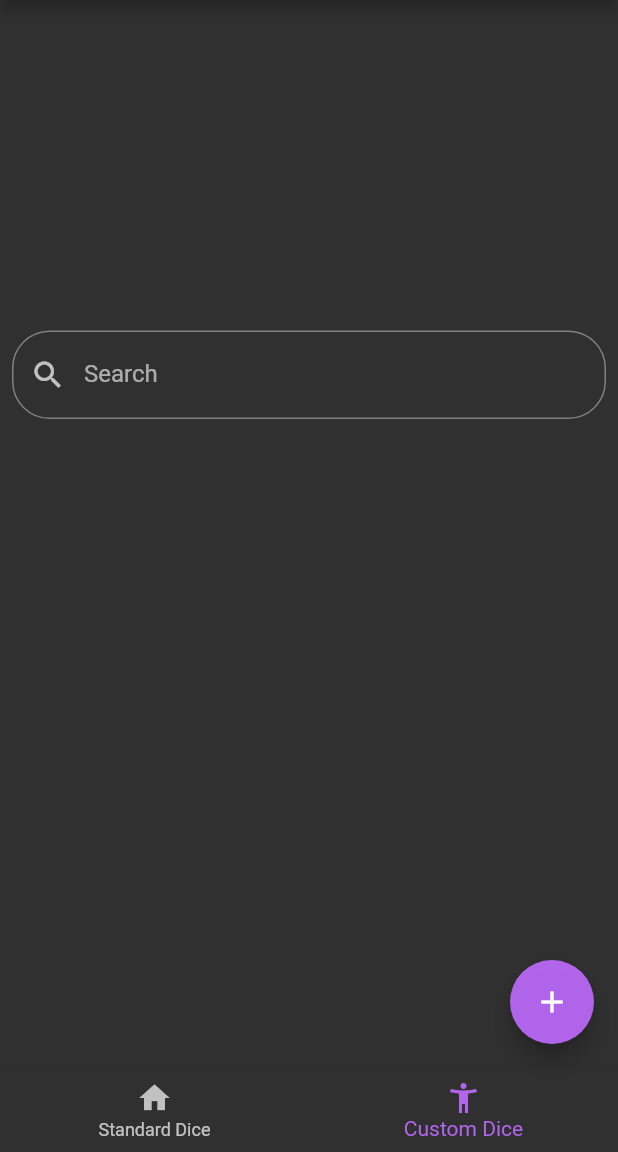
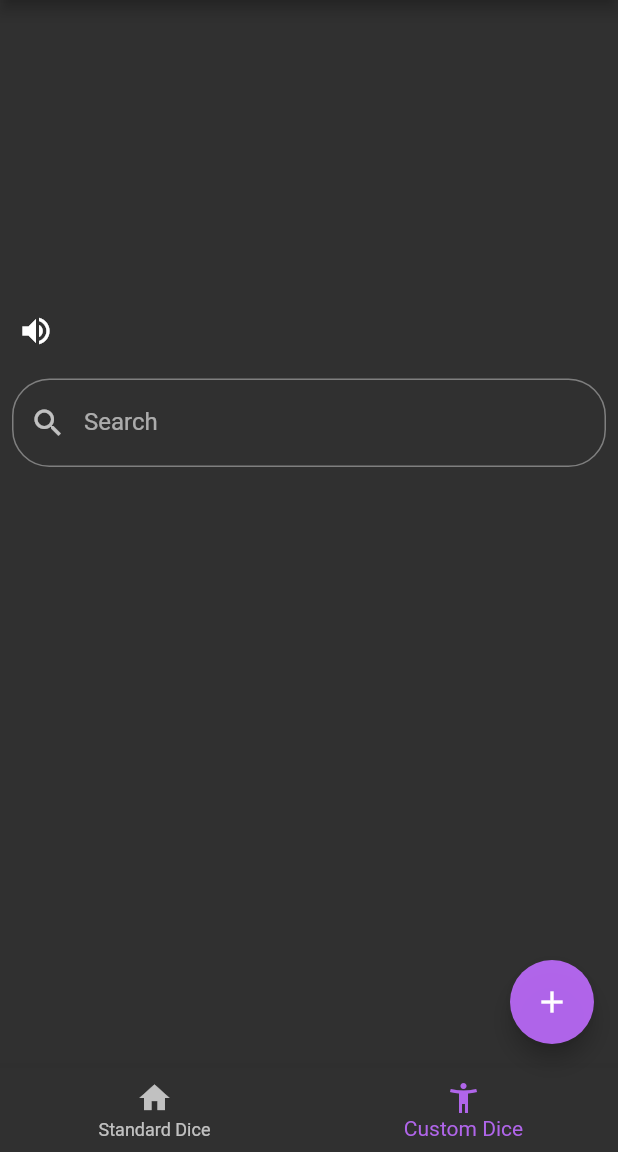
Before and after one commit to hansied67/flutter_dice_roller, a Flutter app: the screen it shows after launch, swiped to page 2, on a phone screen of 412 x 824 dp, the part 84-1236 px from its top. Run offline on Flutter 3.47's test engine with Material 2 defaults, Android fonts, the phone set to English and light mode, and no system bars; drawn by our look-alikes of auto_size_text; our stand-ins replace audioplayers, shared_preferences.

Commit message:
Even More Progress on Custom Roll Screen

```diff
--- a/lib/screens/standard/custom/custom_roller.dart
+++ b/lib/screens/standard/custom/custom_roller.dart
@@ -1,5 +1,6 @@
 import 'package:auto_size_text/auto_size_text.dart';
 import 'package:flutter/material.dart';
+import 'package:flutterdiceroller/screens/standard/standard_dice/dice_rolls.dart';
 
 import 'dart:convert';
 
@@ -69,6 +70,7 @@ class _CustomRollerState extends State<CustomRoller> {
   @override
   Widget build(BuildContext context) {
     final customRolls = Provider.of<CustomRolls>(context);
+    final diceRolls = Provider.of<DiceRolls>(context);
     // initialItems = new Map<String, dynamic>.from(customRolls.items);
     return Container(
       child: Column(
@@ -79,46 +81,55 @@ class _CustomRollerState extends State<CustomRoller> {
               padding: const EdgeInsets.all(8.0),
               child: Row(
                 children: <Widget>[
-                  // TODO: Row display
                   Expanded(
                     flex: 1,
                     child: Column(
                       children: customRolls.rows,
                     )
                   ),
-                  Expanded(
-                    flex: 1,
-                    child: Column(
+                ],
+              )
+            )
+          ),
+          Row(
             children: <Widget>[
+              Container(
+                  alignment: Alignment.centerLeft,
+                  child: IconButton(
+                      icon: diceRolls.getMute ? Icon(Icons.volume_off) : Icon(Icons.volume_up),
+                      onPressed: () {
+                        setState(() {
+                          diceRolls.changeMute();
+                          customRolls.changeMute();
+                        });
+                      }
+                  )
+              ),
               Expanded(
                   child: Container(
-                            alignment: Alignment.topRight,
                       child: AutoSizeText(
                         customRolls.currentName,
                         style: TextStyle(fontSize: 20.0, color: Colors.cyan),
-                                textAlign: TextAlign.right,
+                        textAlign: TextAlign.left,
                         maxLines: 3,
                       )
                   )
               ),
               Expanded(
+                  child: Padding(
+                      padding: new EdgeInsets.only(right: 8.0),
                       child: Container(
-                                alignment: Alignment.bottomRight,
                         child: AutoSizeText(
                           customRolls.currentResult,
-                                    style: TextStyle(fontSize: 40.0, color: Colors.cyanAccent),
+                          style: TextStyle(fontSize: 25.0, color: Colors.cyanAccent),
                           textAlign: TextAlign.right,
                           maxLines: 1,
                           minFontSize: 25.0,
                         )
                       )
-                        ),
-                      ]
                   )
               ),
             ],
-              )
-            )
           ),
           Padding(
             padding: const EdgeInsets.all(8.0),
--- a/lib/screens/standard/custom/custom_rolls.dart
+++ b/lib/screens/standard/custom/custom_rolls.dart
@@ -1,12 +1,14 @@
 import 'package:flutter/material.dart';
 import 'package:flutterdiceroller/screens/standard/standard_dice/dice_button.dart';
 import 'package:flutterdiceroller/screens/standard/standard_dice/dice_display.dart';
+import 'package:flutterdiceroller/screens/standard/standard_dice/dice_rolls.dart';
 import 'package:shared_preferences/shared_preferences.dart';
 
 import 'dart:convert';
 import 'dart:math';
 
 class CustomRolls extends ChangeNotifier {
+  final diceRolls = DiceRolls();
   final regExpCount = new RegExp(r"(\d+)(?=d)");
   final regExpSides = new RegExp(r"(d)(\d+)");
   final regExpMinus = new RegExp(r"(\-)");
@@ -14,7 +16,7 @@ class CustomRolls extends ChangeNotifier {
   final regExpMod = new RegExp(r"(\d+)(?!.*\d)");
 
   final rng = new Random();
-  final _rowSize = 4;
+  final _rowSize = 5;
   List<Expanded> _rows = List<Expanded>();
 
   var _items = Map<String, dynamic>();
@@ -27,6 +29,16 @@ class CustomRolls extends ChangeNotifier {
   List<DiceDisplay> _diceDisplays = List<DiceDisplay>();
 
   int _custom = 2;
+  bool _mute = false;
+
+  CustomRolls() {
+    getItems();
+    notifyListeners();
+  }
+
+  void changeMute() {
+    _mute = !_mute;
+  }
 
   void doRoll() {
     /* Regexp stuff */
@@ -81,6 +93,7 @@ class CustomRolls extends ChangeNotifier {
     setRows();
 
     /* play sounds */
+    if (!_mute) {
       var soundMap = Map<int, int>();
       for (var dice in _diceDisplays) {
         var _sides = dice.getSides;
@@ -91,7 +104,7 @@ class CustomRolls extends ChangeNotifier {
       }
       for (int key in soundMap.keys) {
         DiceButton _button;
-      if ([4, 6, 8,  10, 12, 20].contains(sides))
+        if ([4, 6, 8, 10, 12, 20].contains(sides))
           _button = new DiceButton(sides: key, isCustom: false);
         else
           _button = new DiceButton(sides: key, isCustom: true);
@@ -99,6 +112,7 @@ class CustomRolls extends ChangeNotifier {
           _button.playSound();
         else
           _button.playMultiple();
+      }
     }
     /* /play sounds */
 
@@ -115,11 +129,6 @@ class CustomRolls extends ChangeNotifier {
     }
     if (i*_rowSize - _diceDisplays.length != 0)
       _rows.add((Expanded(flex: 1, child: Row(children: _diceDisplays.sublist(i*_rowSize, _diceDisplays.length)))));
-  }
-
-  CustomRolls() {
-    getItems();
-    notifyListeners();
   }
 
   void getItems() async {
@@ -142,6 +151,16 @@ class CustomRolls extends ChangeNotifier {
     notifyListeners();
   }
 
+  void clear() {
+    _currentName = "";
+    _currentType = "";
+    _currentRoll = "";
+    _currentResult = "";
+    _allRolls.clear();
+    _diceDisplays.clear();
+    _rows.clear();
+  }
+
   void setCurrentName(String name) { _currentName = name; notifyListeners(); }
   void setCurrentType(String type) { _currentType = type; notifyListeners(); }
   void setCurrentRoll(String roll) { _currentRoll = roll; notifyListeners(); }
--- a/lib/screens/standard/custom/dice_roller_custom.dart
+++ b/lib/screens/standard/custom/dice_roller_custom.dart
@@ -52,6 +52,7 @@ class _DiceRollerCustomState extends State<DiceRollerCustom> {
                       onPressed: () {
                         setState(() {
                           diceRolls.changeMute();
+                          customRolls.changeMute();
                         });
                       },
                     )
@@ -111,6 +112,7 @@ class _DiceRollerCustomState extends State<DiceRollerCustom> {
                             customRolls.setCurrentRoll(diceRolls.currentDice);
                             customRolls.addItem(customRolls.currentName, {customRolls.currentType: customRolls.currentRoll});
                             diceRolls.clearAll();
+                            customRolls.clear();
                           });
                           Navigator.of(context).pushReplacementNamed('/dice_1');
                         }
--- a/lib/screens/standard/standard_dice/dice_roller.dart
+++ b/lib/screens/standard/standard_dice/dice_roller.dart
@@ -1,6 +1,7 @@
 import 'package:audioplayers/audioplayers.dart';
 import 'package:flutter/material.dart';
 import 'package:flutterdiceroller/global_widgets/auto_text.dart';
+import 'package:flutterdiceroller/screens/standard/custom/custom_rolls.dart';
 import 'package:provider/provider.dart';
 
 import 'dice_button.dart';
@@ -25,6 +26,7 @@ class _DiceRollerState extends State<DiceRoller> {
   @override
   Widget build(BuildContext context) {
     final diceRolls = Provider.of<DiceRolls>(context);
+    final customRolls = Provider.of<CustomRolls>(context);
     return Column(
       children: <Widget>[
         Expanded(
@@ -45,6 +47,7 @@ class _DiceRollerState extends State<DiceRoller> {
                     onPressed: () {
                       setState(() {
                         diceRolls.changeMute();
+                        customRolls.changeMute();
                       });
                     },
                   )
--- a/lib/screens/standard/standard_dice/dice_rolls.dart
+++ b/lib/screens/standard/standard_dice/dice_rolls.dart
@@ -10,7 +10,6 @@ import 'package:flutterdiceroller/screens/standard/custom/dice_button_display.da
 
 class DiceRolls extends ChangeNotifier {
   final globalVariables = GlobalVariables();
-  final customRolls = CustomRolls();
   final _rowSize = 5;
 
   int _mod = 0;
```
Lines whose indentation alone changed are shown as unchanged.
